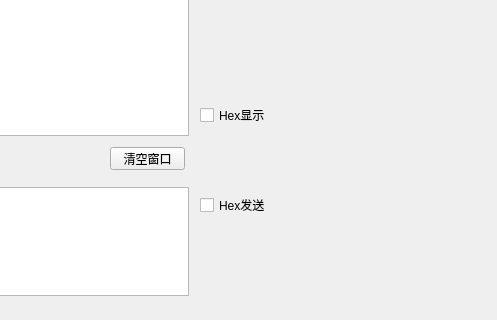
First picture: the form in ser_prj/untitled.ui, repository getBossMuchMoney/pyqt_serialTool, before the edit; both pictures show x 640 to 1137 and y 303 to 623 of the 1137 by 710 pixel window.
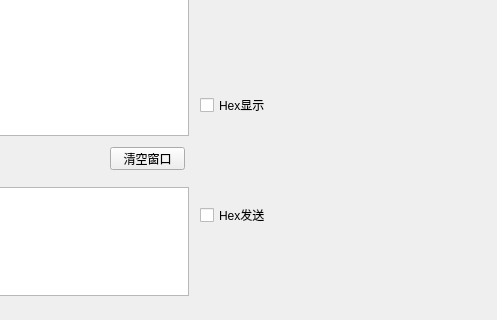
Second picture: the form after the edit.

```diff
--- a/ser_prj/untitled.ui
+++ b/ser_prj/untitled.ui
@@ -152,7 +152,7 @@
     <property name="geometry">
      <rect>
       <x>840</x>
-      <y>410</y>
+      <y>400</y>
       <width>81</width>
       <height>16</height>
      </rect>
@@ -165,7 +165,7 @@
     <property name="geometry">
      <rect>
       <x>840</x>
-      <y>500</y>
+      <y>510</y>
       <width>81</width>
       <height>16</height>
      </rect>
```
